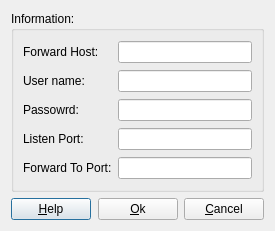
The window that src/forwardconnectinfodialog.ui (kitech/nullfxp) describes before a commit, drawn with Qt 5.
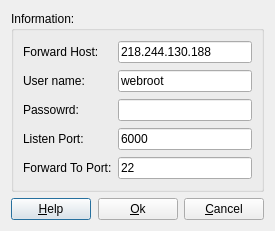
The same window after the commit.

Commit message: 可实现多个ssh反向端口映射的第一个版本

Patch:
```diff
--- a/src/forwardconnectinfodialog.ui
+++ b/src/forwardconnectinfodialog.ui
@@ -27,7 +27,11 @@
        </widget>
       </item>
       <item row="0" column="1" >
-       <widget class="QLineEdit" name="lineEdit" />
+       <widget class="QLineEdit" name="lineEdit" >
+        <property name="text" >
+         <string>218.244.130.188</string>
+        </property>
+       </widget>
       </item>
       <item row="1" column="0" >
        <widget class="QLabel" name="label_2" >
@@ -37,7 +41,11 @@
        </widget>
       </item>
       <item row="1" column="1" >
-       <widget class="QLineEdit" name="lineEdit_2" />
+       <widget class="QLineEdit" name="lineEdit_2" >
+        <property name="text" >
+         <string>webroot</string>
+        </property>
+       </widget>
       </item>
       <item row="2" column="0" >
        <widget class="QLabel" name="label_3" >
@@ -57,7 +65,11 @@
        </widget>
       </item>
       <item row="3" column="1" >
-       <widget class="QLineEdit" name="lineEdit_4" />
+       <widget class="QLineEdit" name="lineEdit_4" >
+        <property name="text" >
+         <string>6000</string>
+        </property>
+       </widget>
       </item>
       <item row="4" column="0" >
        <widget class="QLabel" name="label_5" >
@@ -67,7 +79,11 @@
        </widget>
       </item>
       <item row="4" column="1" >
-       <widget class="QLineEdit" name="lineEdit_5" />
+       <widget class="QLineEdit" name="lineEdit_5" >
+        <property name="text" >
+         <string>22</string>
+        </property>
+       </widget>
       </item>
      </layout>
     </widget>
```
Left out of the diff: 10 changed lines with no effect on the pictures. The commit also changes 2 other files.
